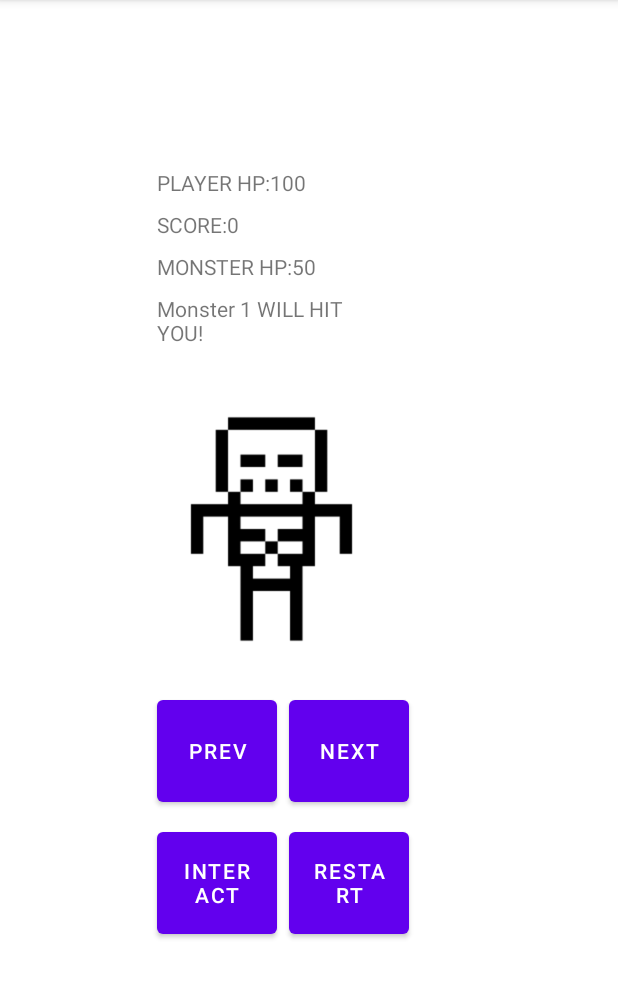
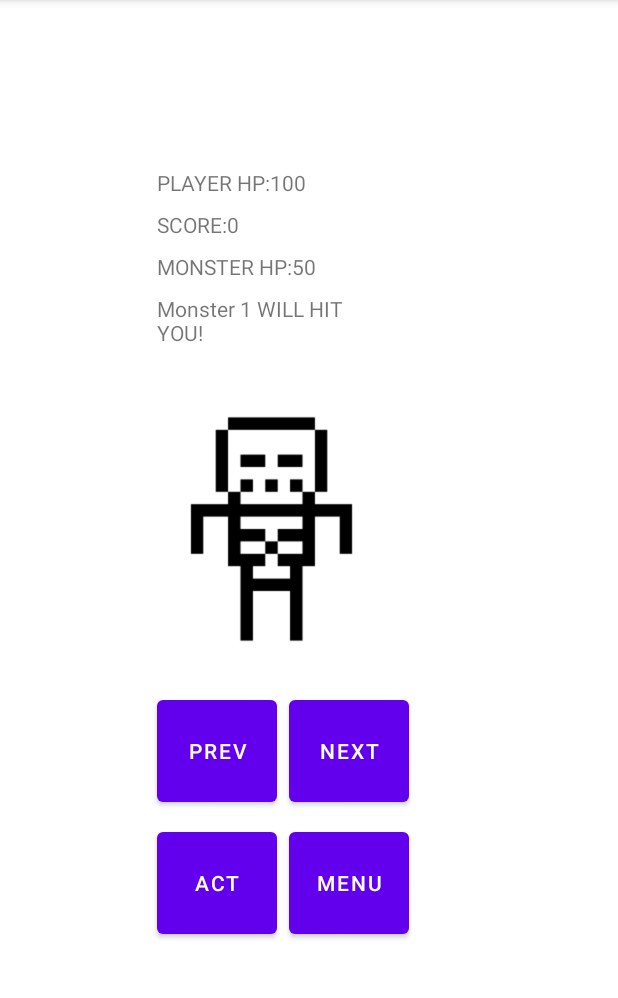
Before and after one commit to graphorismo/temnypodval_2, an Android app: the screen it shows after launch (MainActivity), on a phone screen of 412 x 824 dp, the part 84-1082 px from its top. Run offline under Robolectric (Android 15) with nearby library versions, the phone set to English and light mode, and no system bars; 1 statement that could not run was skipped.

Commit message:
change INTERACT to ACT and RESTART to MENU on buttons

```diff
--- a/app/src/main/res/layout/fragment_buttons.xml
+++ b/app/src/main/res/layout/fragment_buttons.xml
@@ -40,12 +40,12 @@
         app:layout_constraintTop_toBottomOf="@+id/fragmentButtons_buttonPrev" />
 
     <Button
-        android:id="@+id/fragmentButtons_buttonRestart"
+        android:id="@+id/fragmentButtons_buttonMenu"
         android:layout_width="80dp"
         android:layout_height="80dp"
         android:layout_marginStart="8dp"
         android:layout_marginTop="8dp"
-        android:text="@string/fragmentButtons_buttonRestart"
+        android:text="@string/fragmentButtons_buttonMenu"
         app:layout_constraintStart_toEndOf="@+id/fragmentButtons_buttonInteract"
         app:layout_constraintTop_toBottomOf="@+id/fragmentButtons_buttonNext" />
 
--- a/app/src/main/res/values/strings.xml
+++ b/app/src/main/res/values/strings.xml
@@ -7,8 +7,8 @@
     <string name="button_prev">PREV</string>
     <string name="button_next">NEXT</string>
     <string name="button_restart">RESTART</string>
-    <string name="fragmentButtons_buttonInteract">INTERACT</string>
-    <string name="fragmentButtons_buttonRestart">RESTART</string>
+    <string name="fragmentButtons_buttonInteract">ACT</string>
+    <string name="fragmentButtons_buttonMenu">MENU</string>
     <string name="fragmentButtons_buttonNext">NEXT</string>
     <string name="fragmentButtons_buttonPrev">PREV</string>
     <string name="fragmentMenu_buttonExit">EXIT</string>
```
